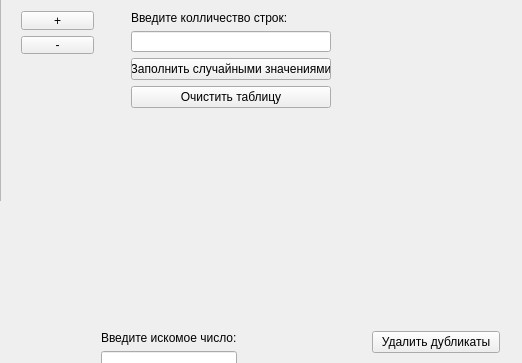
Before: the Qt Designer form removing_duplicates_in_a_table10/widget.ui in paruz/Basics-of-programming, drawn with Qt 5; both pictures show x 380 to 902 and y 0 to 363 of the 902 by 555 pixel window.
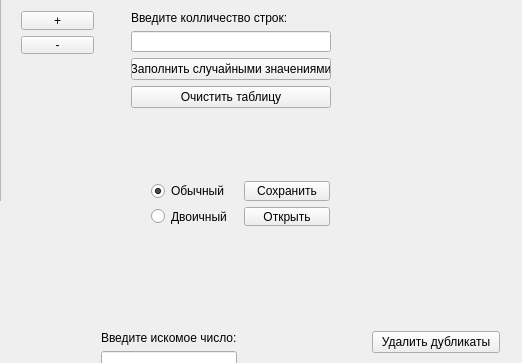
After: the same form once the commit is applied.

What changed in the file:
```diff
--- a/removing_duplicates_in_a_table10/widget.ui
+++ b/removing_duplicates_in_a_table10/widget.ui
@@ -482,6 +482,57 @@
     </item>
    </layout>
   </widget>
+  <widget class="QWidget" name="">
+   <property name="geometry">
+    <rect>
+     <x>520</x>
+     <y>170</y>
+     <width>201</width>
+     <height>67</height>
+    </rect>
+   </property>
+   <layout class="QHBoxLayout" name="horizontalLayout_13">
+    <item>
+     <layout class="QVBoxLayout" name="verticalLayout_12">
+      <item>
+       <widget class="QRadioButton" name="normal">
+        <property name="text">
+         <string>Обычный</string>
+        </property>
+        <property name="checked">
+         <bool>true</bool>
+        </property>
+       </widget>
+      </item>
+      <item>
+       <widget class="QRadioButton" name="binary">
+        <property name="text">
+         <string>Двоичный</string>
+        </property>
+       </widget>
+      </item>
+     </layout>
+    </item>
+    <item>
+     <layout class="QVBoxLayout" name="verticalLayout_13">
+      <item>
+       <widget class="QPushButton" name="save">
+        <property name="text">
+         <string>Сохранить</string>
+        </property>
+       </widget>
+      </item>
+      <item>
+       <widget class="QPushButton" name="open">
+        <property name="text">
+         <string>Открыть</string>
+        </property>
+       </widget>
+      </item>
+     </layout>
+    </item>
+   </layout>
+  </widget>
  </widget>
  <layoutdefault spacing="6" margin="11"/>
  <resources/>
```
